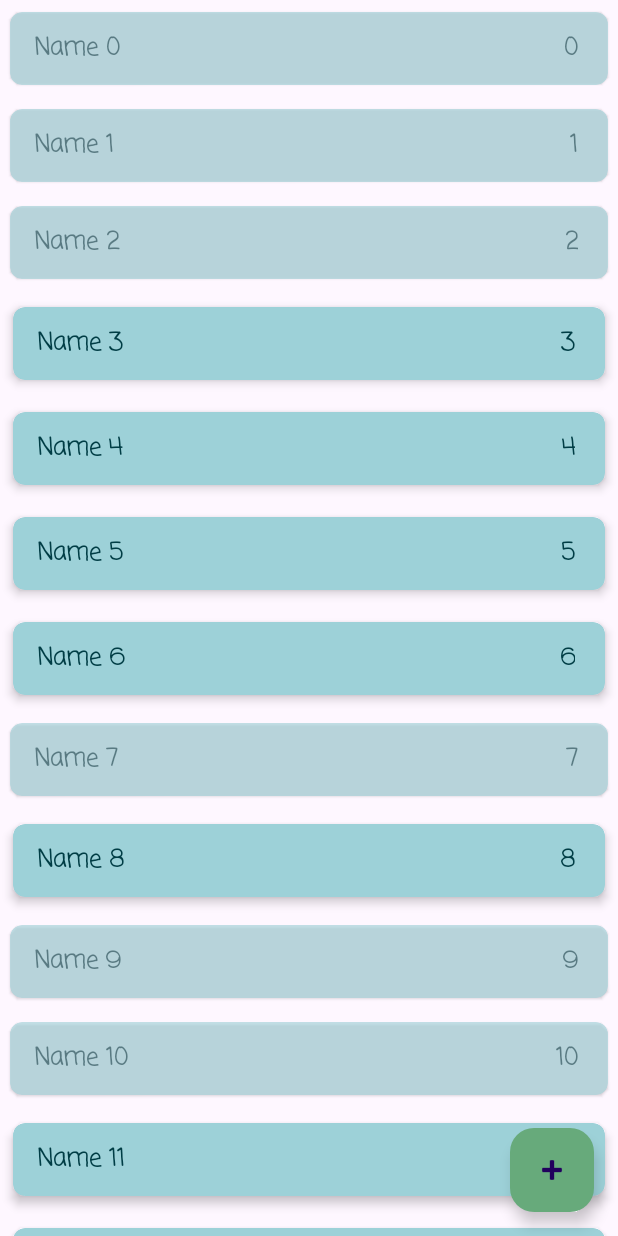
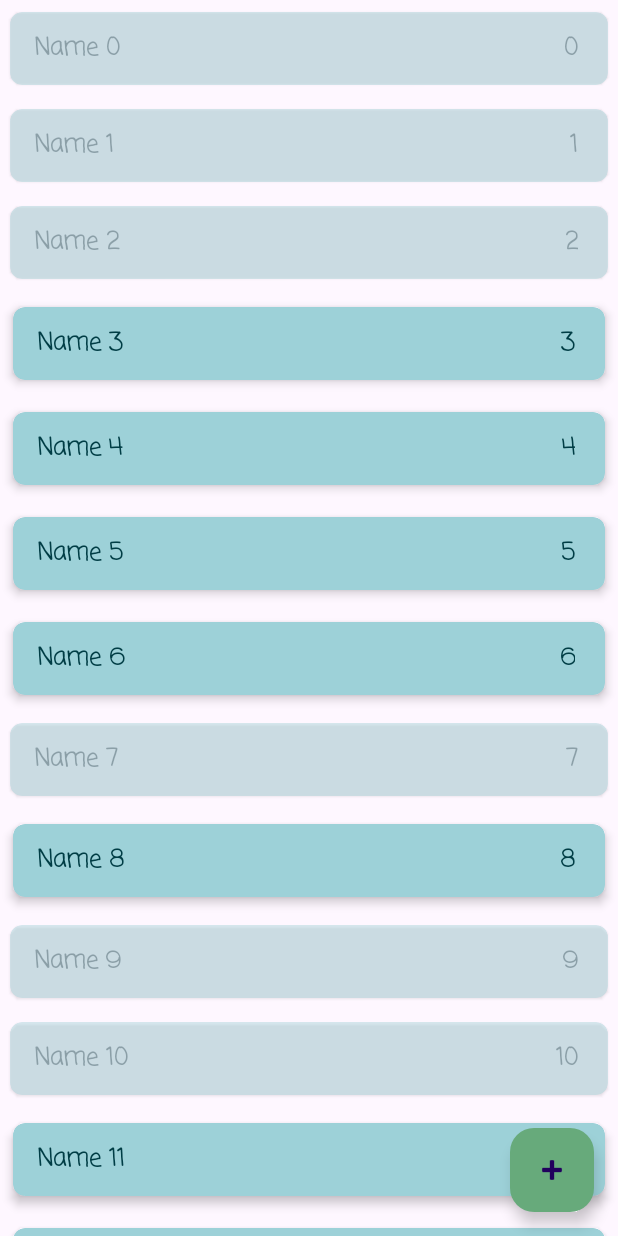
Before and after one commit to darklittlefinch/shopping-list, an Android app: the screen it shows after launch (MainActivity), on a phone screen of 412 x 824 dp. Run offline under Robolectric (Android 15) with nearby library versions, the phone set to English and light mode, and no system bars.

Commit message:
fix: add contrast between activated and deactivated items

```diff
--- a/app/src/main/res/layout/item_shop_deactivated.xml
+++ b/app/src/main/res/layout/item_shop_deactivated.xml
@@ -5,7 +5,7 @@
     android:layout_width="match_parent"
     android:layout_height="wrap_content"
     android:layout_margin="2dp"
-    android:alpha="0.6"
+    android:alpha="0.4"
     app:cardBackgroundColor="@color/blue"
     app:cardCornerRadius="8dp"
     app:cardElevation="1dp"
```
